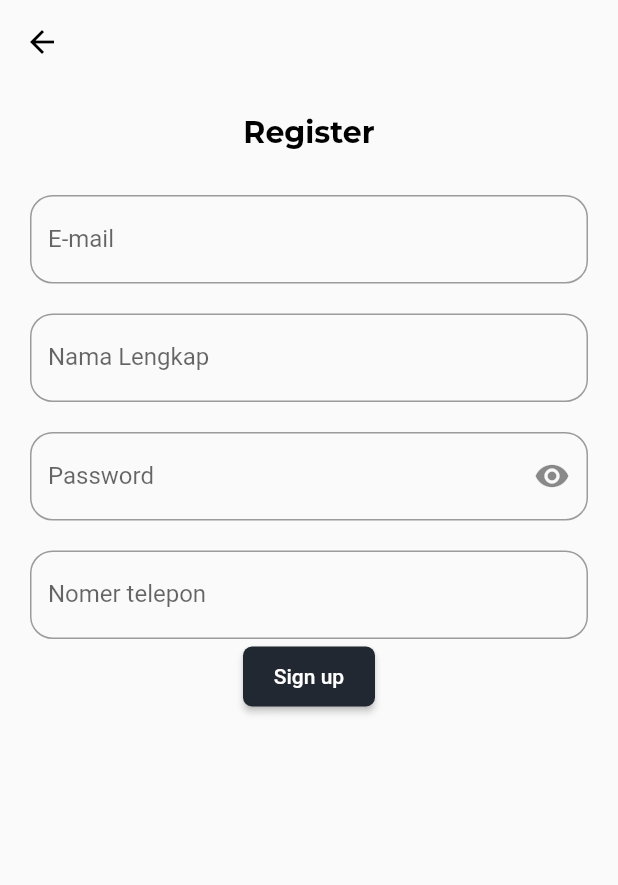
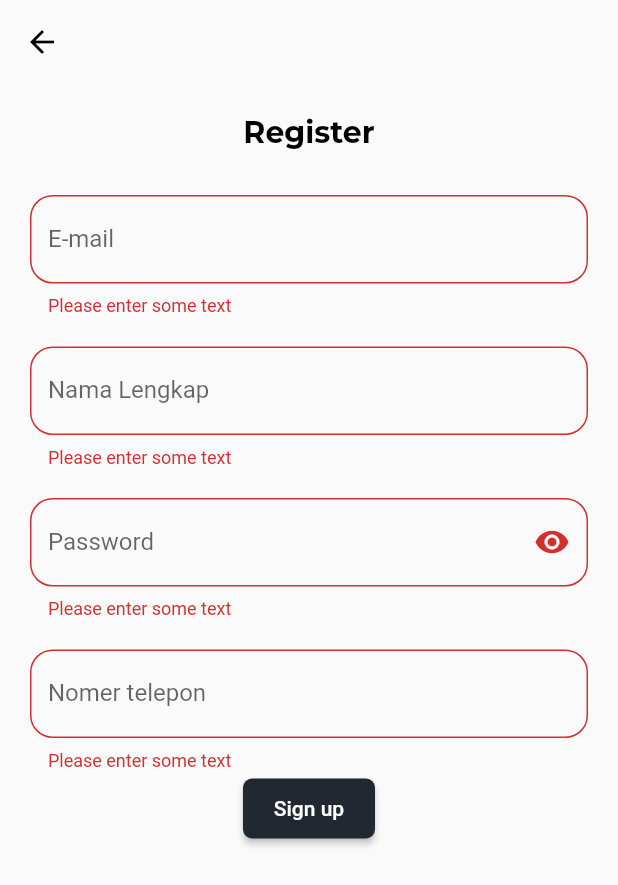
Before and after one commit to RioJavier15/projectMobile, a Flutter app: the Register screen opened directly, after a tap on "Sign up", on a phone screen of 412 x 824 dp. Shown: the top 885 px of the screen. Run offline on Flutter 3.47's test engine with Material 2 defaults, Android fonts, the phone set to English and light mode, and no system bars; our stand-ins replace carousel_slider, email_validator, google_fonts, percent_indicator; network calls fail.

Commit message:
register

```diff
--- /dev/null
+++ b/projectmobile/lib/env.dart
@@ -0,0 +1,3 @@
+class Env {
+  static String URL_PERFIX = "127.0.0.1:8080";
+}
--- a/projectmobile/lib/register.dart
+++ b/projectmobile/lib/register.dart
@@ -2,6 +2,11 @@ import 'package:projectmobile/theme/theme.dart';
 import 'package:projectmobile/login/login.dart';
 import 'package:flutter/material.dart';
 import 'package:google_fonts/google_fonts.dart';
+import 'package:http/http.dart' as http;
+import 'dart:convert';
+import 'login/login.dart';
+import 'package:email_validator/email_validator.dart';
+import 'env.dart';
 
 class Register extends StatefulWidget {
   const Register({Key? key}) : super(key: key);
@@ -10,6 +15,37 @@ class Register extends StatefulWidget {
 }
 
 class _FormRegisterState extends State<Register> {
+  TextEditingController controllerEmail = TextEditingController();
+  TextEditingController controllerNama = TextEditingController();
+  TextEditingController controllerPass = TextEditingController();
+  TextEditingController controllerHp = TextEditingController();
+  Future register() async {
+    var url = Uri.http(
+        "${Env.URL_PERFIX}", '/projectWeb/API/register.php', {'q': '{http}'});
+    var response = await http.post(url, body: {
+      "email": controllerEmail.text.toString(),
+      "password": controllerPass.text.toString(),
+      "nama": controllerNama.text.toString(),
+      "hp": controllerHp.text.toString(),
+    });
+    var data = json.decode(response.body);
+    if (data == "Error") {
+      ScaffoldMessenger.of(context).showSnackBar(
+        const SnackBar(content: Text('Email sudah ada')),
+      );
+    } else {
+      ScaffoldMessenger.of(context).showSnackBar(
+        const SnackBar(content: Text('Registrasi berhasil')),
+      );
+      Navigator.push(
+        context,
+        MaterialPageRoute(
+          builder: (context) => LoginScreen(),
+        ),
+      );
+    }
+  }
+
   @override
   final _formKey = GlobalKey<FormState>();
   bool _visible = true;
@@ -60,29 +96,48 @@ class _FormRegisterState extends State<Register> {
             new Padding(
               padding: new EdgeInsets.only(top: 30.0),
             ),
-            new TextField(
+            new Form(
+              key: _formKey,
+              child: Column(
+                children: <Widget>[
+                  // Add TextFormFields and ElevatedButton here.
+                  new TextFormField(
                     controller: controllerEmail,
                     decoration: new InputDecoration(
                         labelText: "E-mail",
                         hintText: "E-mail",
                         border: new OutlineInputBorder(
                             borderRadius: new BorderRadius.circular(15))),
+                    validator: (value) {
+                      if (value == null || value.isEmpty) {
+                        return 'Please enter some text';
+                      } else if (!EmailValidator.validate(value, true)) {
+                        return "Invalid Email Address";
+                      }
+                      return null;
+                    },
                   ),
                   new Padding(
                     padding: new EdgeInsets.only(top: 20.0),
                   ),
-            new TextField(
+                  new TextFormField(
                     controller: controllerNama,
                     decoration: new InputDecoration(
                         labelText: "Nama Lengkap",
                         hintText: "Nama Lengkap",
                         border: new OutlineInputBorder(
                             borderRadius: new BorderRadius.circular(15))),
+                    validator: (value) {
+                      if (value == null || value.isEmpty) {
+                        return 'Please enter some text';
+                      }
+                      return null;
+                    },
                   ),
                   new Padding(
                     padding: new EdgeInsets.only(top: 20.0),
                   ),
-            new TextField(
+                  new TextFormField(
                     controller: controllerPass,
                     obscureText: _visible,
                     decoration: new InputDecoration(
@@ -91,26 +146,44 @@ class _FormRegisterState extends State<Register> {
                         border: new OutlineInputBorder(
                             borderRadius: new BorderRadius.circular(15)),
                         suffixIcon: IconButton(
-                    icon: Icon(
-                        _visible ? Icons.visibility : Icons.visibility_off),
+                          icon: Icon(_visible
+                              ? Icons.visibility
+                              : Icons.visibility_off),
                           onPressed: () {
                             setState(() {
                               _visible = !_visible;
                             });
                           },
                         )),
+                    validator: (value) {
+                      if (value == null || value.isEmpty) {
+                        return 'Please enter some text';
+                      }
+                      return null;
+                    },
                   ),
                   new Padding(
                     padding: new EdgeInsets.only(top: 20.0),
                   ),
-            new TextField(
+                  new TextFormField(
                     controller: controllerHp,
+                    keyboardType: TextInputType.number,
                     decoration: new InputDecoration(
                         labelText: "Nomer telepon",
                         hintText: "Nomer telepon",
                         border: new OutlineInputBorder(
                             borderRadius: new BorderRadius.circular(15))),
+                    validator: (value) {
+                      if (value == null || value.isEmpty) {
+                        return 'Please enter some text';
+                      }
+                      return null;
+                    },
                   ),
+                ],
+              ),
+            ),
+
             // new Padding(
             //   padding: new EdgeInsets.only(top: 20.0),
             // ),
@@ -133,7 +206,15 @@ class _FormRegisterState extends State<Register> {
                 style: raisedButtonStyle,
                 child: Text("Sign up"),
                 onPressed: () {
-                  Text('Sign up');
+                  // Validate returns true if the form is valid, or false otherwise.
+                  if (_formKey.currentState!.validate()) {
+                    // If the form is valid, display a snackbar. In the real world,
+                    // you'd often call a server or save the information in a database.
+                    ScaffoldMessenger.of(context).showSnackBar(
+                      const SnackBar(content: Text('Processing Data')),
+                    );
+                    register();
+                  }
                 },
               ),
             ),
@@ -151,10 +232,6 @@ class _FormRegisterState extends State<Register> {
     );
   }
 
-  TextEditingController controllerEmail = new TextEditingController();
-  TextEditingController controllerNama = new TextEditingController();
-  TextEditingController controllerPass = new TextEditingController();
-  TextEditingController controllerHp = new TextEditingController();
   // TextEditingController controllerAlamat = new TextEditingController();
   final ButtonStyle raisedButtonStyle = ElevatedButton.styleFrom(
       onPrimary: Colors.white,
--- a/projectmobile/lib/screen/Profile/components/faq.dart
+++ b/projectmobile/lib/screen/Profile/components/faq.dart
@@ -4,6 +4,7 @@ import 'package:google_fonts/google_fonts.dart';
 import 'package:projectmobile/theme/theme.dart';
 import 'dart:async';
 import 'package:http/http.dart' as http;
+import '../../../env.dart';
 
 class Faq extends StatefulWidget {
   const Faq({Key? key}) : super(key: key);
@@ -15,8 +16,8 @@ class Faq extends StatefulWidget {
 class _FaqState extends State<Faq> {
   late List Informasi;
   Future<String> getInformasi() async {
-    var response = await http.post(
-        Uri.http("127.0.0.1", '/projectWeb/API/faq.php', {'q': '{http}'}));
+    var response = await http.post(Uri.http(
+        "${Env.URL_PERFIX}", '/projectWreb/API/faq.php', {'q': '{http}'}));
     setState(() {
       Informasi = json.decode(response.body);
     });
--- a/projectmobile/lib/screen/Riwayat/riwayat.dart
+++ b/projectmobile/lib/screen/Riwayat/riwayat.dart
@@ -4,6 +4,7 @@ import 'package:projectmobile/theme/theme.dart';
 import 'package:flutter/material.dart';
 import 'dart:async';
 import 'package:http/http.dart' as htpp;
+import '../../env.dart';
 
 class Riwayat extends StatefulWidget {
   String kode_pelanggan;
@@ -19,7 +20,8 @@ class _RiwayatState extends State<Riwayat> {
   late List blogdata;
   Future<String> getBlogData() async {
     var response = await htpp.post(
-        Uri.http("127.0.0.1", '/projectWeb/API/transaksi.php', {'q': '{http}'}),
+        Uri.http("${Env.URL_PERFIX}", '/projectWeb/API/transaksi.php',
+            {'q': '{http}'}),
         body: {
           "kode_pelanggan": kode_pelanggan,
         });
--- a/projectmobile/pubspec.yaml
+++ b/projectmobile/pubspec.yaml
@@ -40,6 +40,7 @@ dependencies:
   flutter_svg: ^1.1.6
   percent_indicator: ^3.0.1
   carousel_slider: ^4.0.0
+  email_validator: ^2.0.1
 
 dev_dependencies:
   flutter_launcher_icons: ^0.11.0
```
Also changed, not shown: projectmobile/lib/login/login.dart (+28 -7 lines), projectmobile/pubspec.lock. Lines whose indentation alone changed are shown as unchanged.
